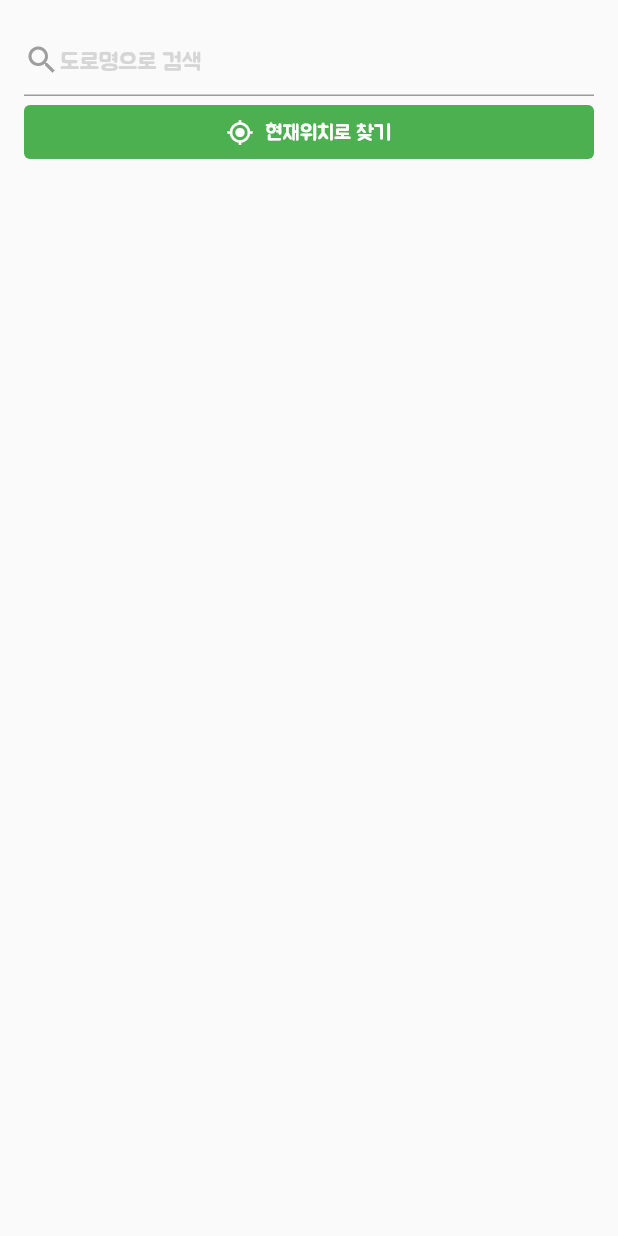
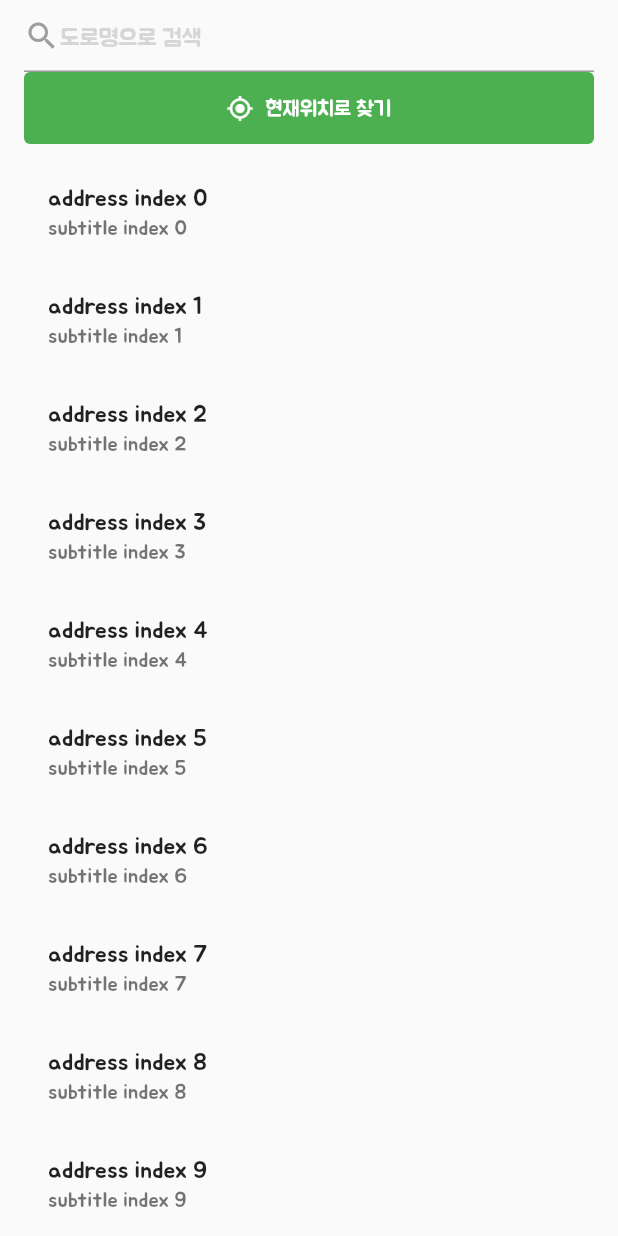
Before and after one commit to hoheehohee/hohee_record, a Flutter app: the screen it shows after launch, swiped to page 2, on a phone screen of 412 x 824 dp. Run offline on Flutter 3.47's test engine with Material 2 defaults, Android fonts, the phone set to English and light mode, and no system bars; our stand-ins replace beamer, extended_image, logger.

Commit message:
[feat]: address page

```diff
--- a/lib/router/locations.dart
+++ b/lib/router/locations.dart
@@ -25,7 +25,7 @@ class AuthLocation extends BeamLocation {
       BuildContext context, RouteInformationSerializable state) {
     return [
       BeamPage(
-        child: AuthScreen(),
+        child: StartScreen(),
         key: ValueKey('auth'),
       )
     ];
--- a/lib/screens/auth_screen.dart
+++ b/lib/screens/auth_screen.dart
@@ -1,9 +1,10 @@
 import 'package:flutter/material.dart';
 import 'package:hohee_record/screens/start/address_page.dart';
+import 'package:hohee_record/screens/start/start_page.dart';
 import 'package:hohee_record/screens/start/intro_page.dart';
 
-class AuthScreen extends StatelessWidget {
-  AuthScreen({Key? key}) : super(key: key);
+class StartScreen extends StatelessWidget {
+  StartScreen({Key? key}) : super(key: key);
 
   PageController _pageController = PageController();
 
@@ -12,13 +13,11 @@ class AuthScreen extends StatelessWidget {
     return Scaffold(
       body: PageView(
         controller: _pageController,
-        physics: const NeverScrollableScrollPhysics(),
+        // physics: const NeverScrollableScrollPhysics(),
         children: [
           IntroPage(_pageController),
-          AddressPage(),
-          Container(
-            color: Colors.accents[5],
-          )
+          const AddressPage(),
+          const AuthPage(),
         ],
       )
     );
--- a/lib/screens/start/address_page.dart
+++ b/lib/screens/start/address_page.dart
@@ -1,3 +1,4 @@
+import 'package:extended_image/extended_image.dart';
 import 'package:flutter/cupertino.dart';
 import 'package:flutter/material.dart';
 
@@ -7,8 +8,9 @@ class AddressPage extends StatelessWidget {
   @override
   Widget build(BuildContext context) {
     return SafeArea(
-      minimum: const EdgeInsets.all(16),
+      minimum: const EdgeInsets.only(left: 16, right: 16),
       child: Column(
+        crossAxisAlignment: CrossAxisAlignment.stretch,
         children: [
           TextFormField(
             decoration: InputDecoration(
@@ -34,9 +36,6 @@ class AddressPage extends StatelessWidget {
               ),
             ),
           ),
-          Column(
-            crossAxisAlignment: CrossAxisAlignment.stretch,
-            children: [
           TextButton.icon(
             onPressed: () {},
             // icon: const Icon(
@@ -53,9 +52,22 @@ class AddressPage extends StatelessWidget {
               '현재위치로 찾기',
               style: Theme.of(context).textTheme.button,
             ),
+            style: TextButton.styleFrom(
+              minimumSize: Size(10, 48),
             ),
-            ],
           ),
+          Expanded(
+            child: ListView.builder(
+              padding: const EdgeInsets.symmetric(vertical: 8),
+              itemBuilder: (context, index) {
+                return ListTile(
+                  title: Text('address index $index'),
+                  subtitle: Text('subtitle index $index',),
+                );
+              },
+              itemCount: 30,
+            ),
+          )
         ],
       ),
     );
--- /dev/null
+++ b/lib/screens/start/start_page.dart
@@ -0,0 +1,10 @@
+import 'package:flutter/material.dart';
+
+class AuthPage extends StatelessWidget {
+  const AuthPage({Key? key}) : super(key: key);
+
+  @override
+  Widget build(BuildContext context) {
+    return Container();
+  }
+}
```
Lines whose indentation alone changed are shown as unchanged.
